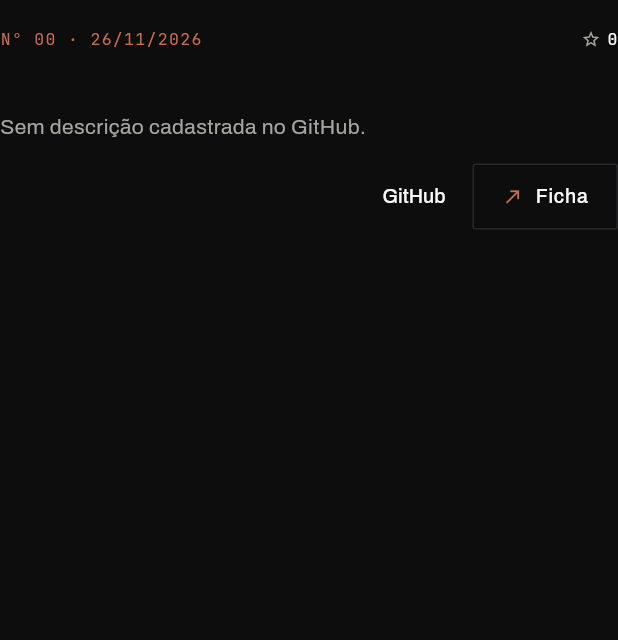
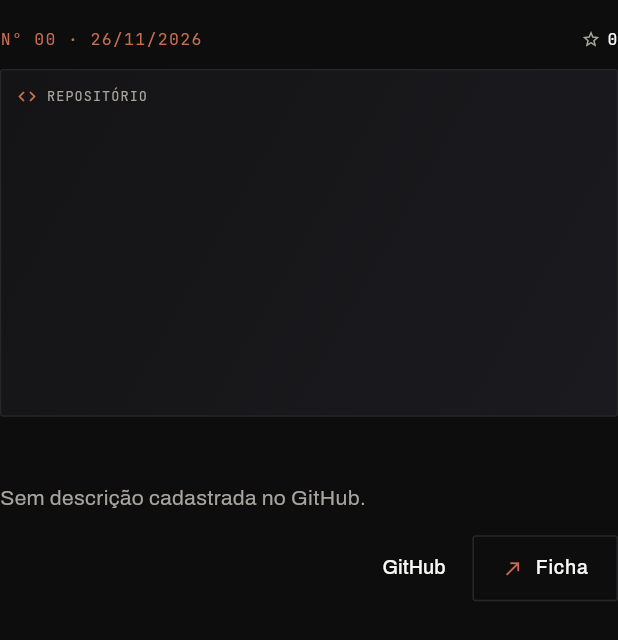
Before and after one commit to hikarilucky79/prodifolio, a Flutter app: the _CatalogProjectRow widget shown alone on an empty page, opened directly with empty values, on a phone screen of 412 x 824 dp. Shown: the top 640 px of the screen. Run offline on Flutter 3.47's test engine with Material 3 defaults, Android fonts, the phone set to English and light mode, and no system bars; our stand-ins replace flutter_riverpod, material_ui.

Commit message:
feat: display project preview images in catalog and detail lightbox

```diff
--- a/app/lib/presentation/screens/projects_screen.dart
+++ b/app/lib/presentation/screens/projects_screen.dart
@@ -7,6 +7,7 @@ import '../providers/portfolio_providers.dart';
 import '../widgets/async_state_view.dart';
 import '../widgets/external_link.dart';
 import '../widgets/project_lightbox_sheet.dart';
+import '../widgets/project_preview_image.dart';
 
 class ProjectsScreen extends ConsumerStatefulWidget {
   const ProjectsScreen({super.key});
@@ -318,6 +319,14 @@ class _CatalogProjectRow extends StatelessWidget {
       ],
     );
 
+    final previewThumb = ProjectPreviewImage(
+      projectName: project.name,
+      previewUrl: project.resolvedPreviewUrl,
+      primaryLanguage:
+          project.languages.isNotEmpty ? project.languages.first : null,
+      compact: true,
+    );
+
     return InkWell(
       onTap: onOpenDetail,
       child: Padding(
@@ -346,6 +355,8 @@ class _CatalogProjectRow extends StatelessWidget {
                       ],
                     ),
                   ),
+                  SizedBox(width: 148, height: 92, child: previewThumb),
+                  const SizedBox(width: 20),
                   Expanded(child: detailsColumn),
                   const SizedBox(width: 24),
                   Column(
@@ -371,7 +382,9 @@ class _CatalogProjectRow extends StatelessWidget {
                       starReadout,
                     ],
                   ),
-                  const SizedBox(height: 10),
+                  const SizedBox(height: 12),
+                  AspectRatio(aspectRatio: 16 / 9, child: previewThumb),
+                  const SizedBox(height: 14),
                   detailsColumn,
                   const SizedBox(height: 12),
                   Align(alignment: Alignment.centerRight, child: actionsRow),
--- a/app/lib/presentation/widgets/project_lightbox_sheet.dart
+++ b/app/lib/presentation/widgets/project_lightbox_sheet.dart
@@ -6,6 +6,7 @@ import '../../domain/entities/portfolio_entities.dart';
 import '../providers/portfolio_providers.dart';
 import 'async_state_view.dart';
 import 'external_link.dart';
+import 'project_preview_image.dart';
 
 Future<void> showProjectLightbox(BuildContext context, String projectName) {
   return showDialog<void>(
@@ -119,6 +120,16 @@ class _LightboxBody extends ConsumerWidget {
               ? detail.description
               : 'Sem descrição cadastrada no GitHub.',
           style: Theme.of(context).textTheme.bodyLarge?.copyWith(color: folio.inkMuted),
+        ),
+        const SizedBox(height: 20),
+        AspectRatio(
+          aspectRatio: 16 / 9,
+          child: ProjectPreviewImage(
+            projectName: detail.name,
+            previewUrl: detail.resolvedPreviewUrl,
+            primaryLanguage:
+                detail.languages.isNotEmpty ? detail.languages.first : null,
+          ),
         ),
         const SizedBox(height: 24),
         Container(
--- /dev/null
+++ b/app/lib/presentation/widgets/project_preview_image.dart
@@ -0,0 +1,137 @@
+import 'package:material_ui/material_ui.dart';
+
+import '../../core/theme/app_theme.dart';
+
+class ProjectPreviewImage extends StatelessWidget {
+  const ProjectPreviewImage({
+    super.key,
+    required this.projectName,
+    required this.previewUrl,
+    this.primaryLanguage,
+    this.compact = false,
+  });
+
+  final String projectName;
+  final String? previewUrl;
+  final String? primaryLanguage;
+  final bool compact;
+
+  @override
+  Widget build(BuildContext context) {
+    final folio = context.folio;
+    final url = previewUrl?.trim() ?? '';
+
+    return Semantics(
+      image: true,
+      label: 'Preview do projeto $projectName',
+      child: Container(
+        clipBehavior: Clip.antiAlias,
+        decoration: BoxDecoration(
+          color: folio.surface,
+          border: Border.all(color: folio.hairline),
+          borderRadius: BorderRadius.circular(2),
+        ),
+        child: url.isEmpty
+            ? _PreviewFallback(
+                projectName: projectName,
+                primaryLanguage: primaryLanguage,
+                compact: compact,
+              )
+            : Image.network(
+                url,
+                fit: BoxFit.cover,
+                width: double.infinity,
+                height: double.infinity,
+                loadingBuilder: (context, child, loadingProgress) {
+                  if (loadingProgress == null) return child;
+                  return Container(
+                    color: folio.surfaceAlt,
+                    alignment: Alignment.center,
+                    child: SizedBox(
+                      width: compact ? 16 : 22,
+                      height: compact ? 16 : 22,
+                      child: CircularProgressIndicator(
+                        strokeWidth: 1.8,
+                        color: folio.accent,
+                      ),
+                    ),
+                  );
+                },
+                errorBuilder: (context, error, stackTrace) => _PreviewFallback(
+                  projectName: projectName,
+                  primaryLanguage: primaryLanguage,
+                  compact: compact,
+                ),
+              ),
+      ),
+    );
+  }
+}
+
+class _PreviewFallback extends StatelessWidget {
+  const _PreviewFallback({
+    required this.projectName,
+    required this.primaryLanguage,
+    required this.compact,
+  });
+
+  final String projectName;
+  final String? primaryLanguage;
+  final bool compact;
+
+  @override
+  Widget build(BuildContext context) {
+    final folio = context.folio;
+    final lang = (primaryLanguage ?? '').trim();
+
+    return Container(
+      width: double.infinity,
+      height: double.infinity,
+      padding: EdgeInsets.all(compact ? 10 : 18),
+      decoration: BoxDecoration(
+        gradient: LinearGradient(
+          begin: Alignment.topLeft,
+          end: Alignment.bottomRight,
+          colors: [folio.surface, folio.surfaceAlt],
+        ),
+      ),
+      child: Column(
+        crossAxisAlignment: CrossAxisAlignment.start,
+        mainAxisAlignment: MainAxisAlignment.spaceBetween,
+        children: [
+          Row(
+            children: [
+              Icon(
+                Icons.code_rounded,
+                size: compact ? 14 : 18,
+                color: folio.accent,
+              ),
+              const SizedBox(width: 6),
+              Expanded(
+                child: Text(
+                  lang.isNotEmpty ? lang.toUpperCase() : 'REPOSITÓRIO',
+                  maxLines: 1,
+                  overflow: TextOverflow.ellipsis,
+                  style: context.monoStyle(
+                    size: compact ? 9 : 11,
+                    color: folio.inkMuted,
+                  ),
+                ),
+              ),
+            ],
+          ),
+          Text(
+            projectName,
+            maxLines: compact ? 2 : 2,
+            overflow: TextOverflow.ellipsis,
+            style: context.displayStyle(
+              size: compact ? 15 : 22,
+              height: 1.1,
+              color: folio.ink,
+            ),
+          ),
+        ],
+      ),
+    );
+  }
+}
```
